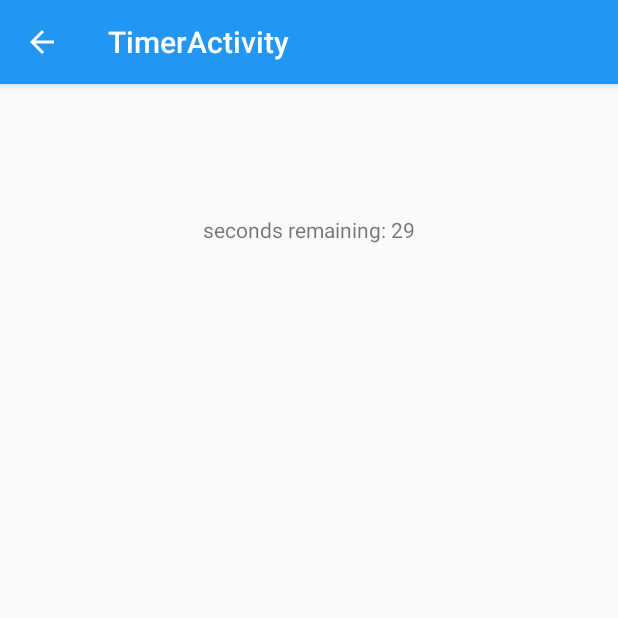
After one commit to adense13/MAMN01BlueInteraction, an Android app: the TimerActivity screen opened directly, with no data from a screen before it, on a phone screen of 412 x 824 dp, the top half of it. The commit adds this screen. Run offline under Robolectric (Android 15) with nearby library versions, the phone set to English and light mode, and no system bars.

Commit message:
Added TimerActivity, and replaced time elapsed with a countdown

```diff
--- a/app/src/main/java/blueinteraction/mamn01blueinteraction/Constants.java
+++ b/app/src/main/java/blueinteraction/mamn01blueinteraction/Constants.java
@@ -71,7 +71,7 @@ public final class Constants {
         BAY_AREA_LANDMARKS.put("KH", new LatLng(55.7124056, 13.2090622));
 
         // Googleplex.
-        BAY_AREA_LANDMARKS.put("KH2", new LatLng(55.7124056, 13.2090622));
+        BAY_AREA_LANDMARKS.put("MA", new LatLng(55.711246, 13.207704));
 
         //Vildanden
         BAY_AREA_LANDMARKS.put("Vildis", new LatLng(55.710694, 13.169511));
--- a/app/src/main/java/blueinteraction/mamn01blueinteraction/MainActivity.java
+++ b/app/src/main/java/blueinteraction/mamn01blueinteraction/MainActivity.java
@@ -81,4 +81,9 @@ public class MainActivity extends AppCompatActivity {
         Intent intent = new Intent(this, AdrianTest.class);
         startActivity(intent);
     }
+
+    public void startTimer(View view){
+        Intent intent = new Intent(this, TimerActivity.class);
+        startActivity(intent);
+    }
 }
--- /dev/null
+++ b/app/src/main/java/blueinteraction/mamn01blueinteraction/TimerActivity.java
@@ -0,0 +1,34 @@
+package blueinteraction.mamn01blueinteraction;
+
+import android.os.Bundle;
+import android.os.CountDownTimer;
+import android.support.design.widget.FloatingActionButton;
+import android.support.design.widget.Snackbar;
+import android.support.v7.app.AppCompatActivity;
+import android.support.v7.widget.Toolbar;
+import android.view.View;
+import android.widget.TextView;
+
+public class TimerActivity extends AppCompatActivity {
+
+    @Override
+    protected void onCreate(Bundle savedInstanceState) {
+        super.onCreate(savedInstanceState);
+        setContentView(R.layout.activity_timer);
+        Toolbar toolbar = (Toolbar) findViewById(R.id.toolbar);
+        setSupportActionBar(toolbar);
+
+        final TextView mTextField = (TextView) findViewById(R.id.timer);
+        getSupportActionBar().setDisplayHomeAsUpEnabled(true);
+
+        new CountDownTimer(30000,1000){
+            public void onTick(long millisUntilFinished){
+                mTextField.setText("seconds remaining: "+ millisUntilFinished /1000);
+            }
+            public void onFinish(){
+                mTextField.setText("Done!");
+            }
+        }.start();
+    }
+
+}
--- /dev/null
+++ b/app/src/main/res/layout/activity_timer.xml
@@ -0,0 +1,27 @@
+<?xml version="1.0" encoding="utf-8"?>
+<android.support.design.widget.CoordinatorLayout xmlns:android="http://schemas.android.com/apk/res/android"
+    xmlns:app="http://schemas.android.com/apk/res-auto"
+    xmlns:tools="http://schemas.android.com/tools"
+    android:layout_width="match_parent"
+    android:layout_height="match_parent"
+    android:fitsSystemWindows="true"
+    tools:context="blueinteraction.mamn01blueinteraction.TimerActivity">
+
+    <android.support.design.widget.AppBarLayout
+        android:layout_width="match_parent"
+        android:layout_height="wrap_content"
+        android:theme="@style/AppTheme.AppBarOverlay">
+
+        <android.support.v7.widget.Toolbar
+            android:id="@+id/toolbar"
+            android:layout_width="match_parent"
+            android:layout_height="?attr/actionBarSize"
+            android:background="?attr/colorPrimary"
+            app:popupTheme="@style/AppTheme.PopupOverlay" />
+
+    </android.support.design.widget.AppBarLayout>
+
+    <include layout="@layout/content_timer" />
+
+
+</android.support.design.widget.CoordinatorLayout>
--- /dev/null
+++ b/app/src/main/res/layout/content_timer.xml
@@ -0,0 +1,24 @@
+<?xml version="1.0" encoding="utf-8"?>
+<RelativeLayout xmlns:android="http://schemas.android.com/apk/res/android"
+    xmlns:app="http://schemas.android.com/apk/res-auto"
+    xmlns:tools="http://schemas.android.com/tools"
+    android:layout_width="match_parent"
+    android:layout_height="match_parent"
+    android:paddingBottom="@dimen/activity_vertical_margin"
+    android:paddingLeft="@dimen/activity_horizontal_margin"
+    android:paddingRight="@dimen/activity_horizontal_margin"
+    android:paddingTop="@dimen/activity_vertical_margin"
+    app:layout_behavior="@string/appbar_scrolling_view_behavior"
+    tools:context="blueinteraction.mamn01blueinteraction.TimerActivity"
+    tools:showIn="@layout/activity_timer">
+
+    <TextView
+        android:layout_width="wrap_content"
+        android:layout_height="wrap_content"
+        android:text="New Text"
+        android:id="@+id/timer"
+        android:layout_alignParentTop="true"
+        android:layout_centerHorizontal="true"
+        android:layout_marginTop="71dp" />
+
+</RelativeLayout>
--- a/app/src/main/res/values/strings.xml
+++ b/app/src/main/res/values/strings.xml
@@ -26,6 +26,7 @@
     <string name="button_play_game">Play Game</string>
     <string name="button_highscore">Highscore</string>
     <string name="button_help">Help</string>
+    <string name="title_activity_timer">TimerActivity</string>
 
 
 </resources>
--- a/build.gradle
+++ b/build.gradle
@@ -5,7 +5,7 @@ buildscript {
         jcenter()
     }
     dependencies {
-        classpath 'com.android.tools.build:gradle:2.1.0-alpha3'
+        classpath 'com.android.tools.build:gradle:1.5.0'
 
         // NOTE: Do not place your application dependencies here; they belong
         // in the individual module build.gradle files
```
Also changed, not shown: app/src/main/AndroidManifest.xml (+9 -0 lines), app/src/main/java/blueinteraction/mamn01blueinteraction/GPSActivity.java (+16 -2 lines), app/src/main/res/layout/content_main.xml (+7 -0 lines).
